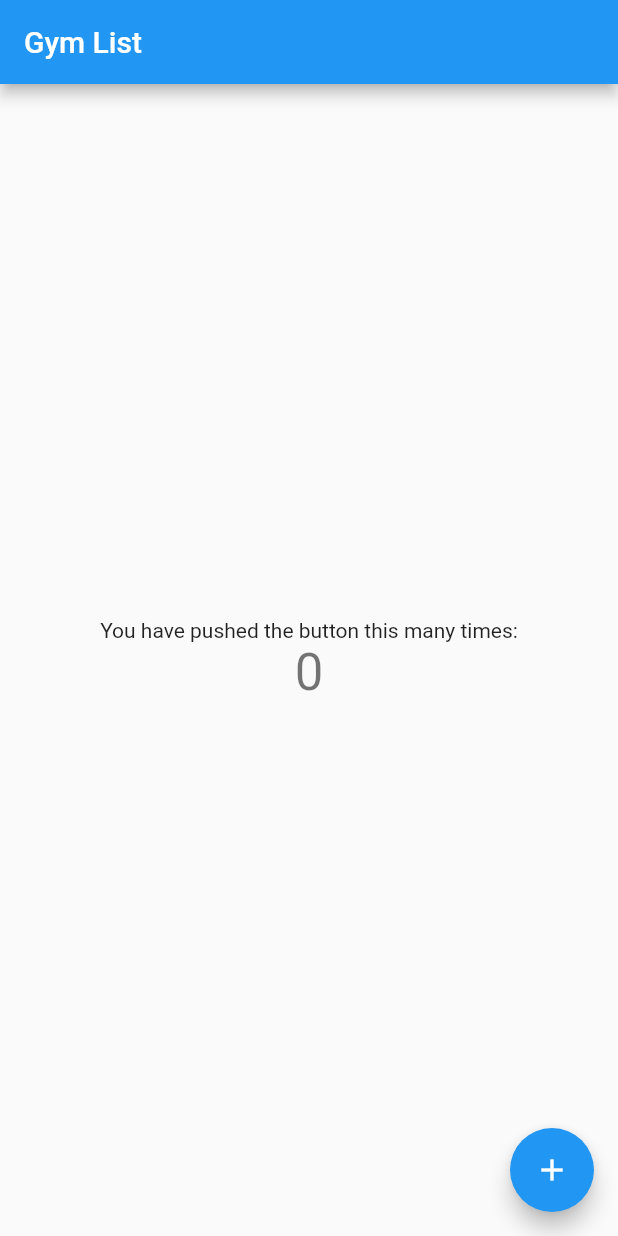
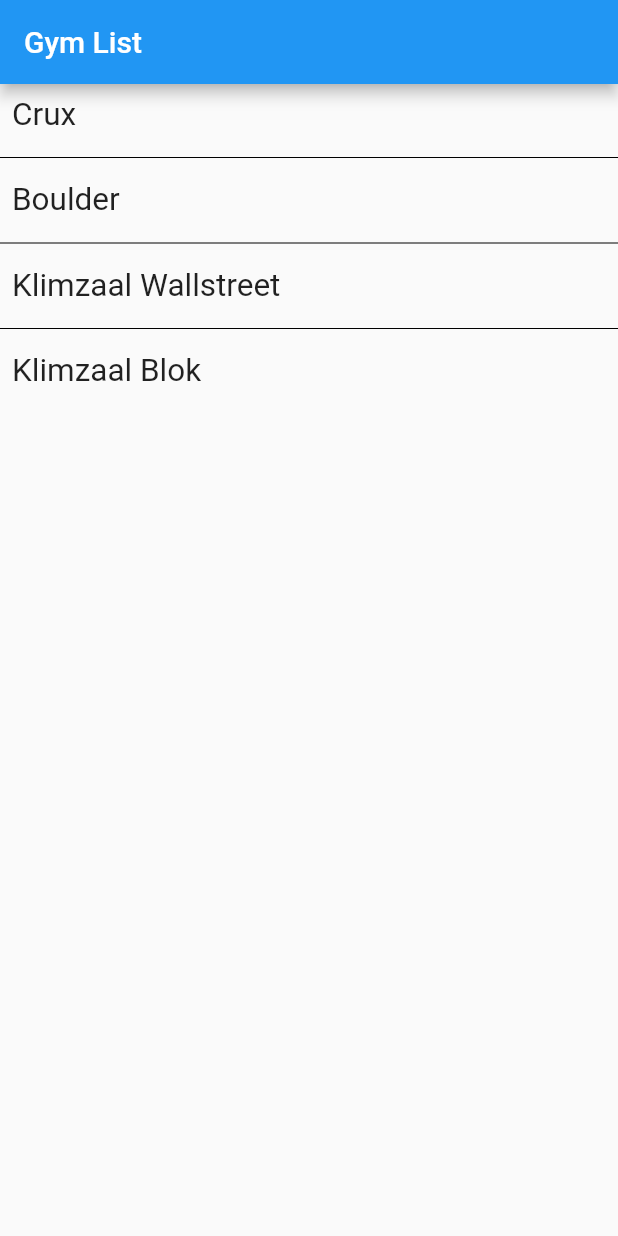
Before and after one commit to Selina-Knaepen/rock-out, a Flutter app: the screen it shows after launch, on a phone screen of 412 x 824 dp. Run offline on Flutter 3.47's test engine with Material 2 defaults, Android fonts, the phone set to English and light mode, and no system bars.

Commit message:
Create ListView of gyms

```diff
--- a/lib/main.dart
+++ b/lib/main.dart
@@ -1,111 +1,56 @@
 import 'package:flutter/material.dart';
 
-void main() => runApp(MyApp());
+void main() => runApp(RockOut());
 
-class MyApp extends StatelessWidget {
-  // This widget is the root of your application.
+class RockOut extends StatelessWidget
+{
+
   @override
-  Widget build(BuildContext context) {
+  Widget build(BuildContext context)
+  {
     return MaterialApp(
       title: 'Rock Out',
-      theme: ThemeData(
-        // This is the theme of your application.
-        //
-        // Try running your application with "flutter run". You'll see the
-        // application has a blue toolbar. Then, without quitting the app, try
-        // changing the primarySwatch below to Colors.green and then invoke
-        // "hot reload" (press "r" in the console where you ran "flutter run",
-        // or simply save your changes to "hot reload" in a Flutter IDE).
-        // Notice that the counter didn't reset back to zero; the application
-        // is not restarted.
-        primarySwatch: Colors.blue,
-      ),
-      home: MyHomePage(title: 'Gym List'),
+      home: GymNames()
     );
   }
 }
 
-class MyHomePage extends StatefulWidget {
-  MyHomePage({Key key, this.title}) : super(key: key);
+class GymNames extends StatefulWidget
+{
+  @override
+  GymNameState createState() => GymNameState();
+}
 
-  // This widget is the home page of your application. It is stateful, meaning
-  // that it has a State object (defined below) that contains fields that affect
-  // how it looks.
-
-  // This class is the configuration for the state. It holds the values (in this
-  // case the title) provided by the parent (in this case the App widget) and
-  // used by the build method of the State. Fields in a Widget subclass are
-  // always marked "final".
-
-  final String title;
+class GymNameState extends State<GymNames>
+{
+  final gymNames = <String>['Crux', 'Boulder', 'Klimzaal Wallstreet',
+    'Klimzaal Blok'];
 
   @override
-  _MyHomePageState createState() => _MyHomePageState();
-}
-
-class _MyHomePageState extends State<MyHomePage> {
-  int _counter = 0;
-
-  void _incrementCounter() {
-    setState(() {
-      // This call to setState tells the Flutter framework that something has
-      // changed in this State, which causes it to rerun the build method below
-      // so that the display can reflect the updated values. If we changed
-      // _counter without calling setState(), then the build method would not be
-      // called again, and so nothing would appear to happen.
-      _counter++;
-    });
+  Widget build(BuildContext context)
+  {
+    return Scaffold(
+      appBar: AppBar(
+        title: Text("Gym List"),
+      ),
+      body: buildList(),
+    );
   }
 
-  @override
-  Widget build(BuildContext context) {
-    // This method is rerun every time setState is called, for instance as done
-    // by the _incrementCounter method above.
-    //
-    // The Flutter framework has been optimized to make rerunning build methods
-    // fast, so that you can just rebuild anything that needs updating rather
-    // than having to individually change instances of widgets.
-    return Scaffold(
-      appBar: AppBar(
-        // Here we take the value from the MyHomePage object that was created by
-        // the App.build method, and use it to set our appbar title.
-        title: Text(widget.title),
+  Widget buildList()
+  {
+    return ListView.separated(
+      separatorBuilder: (context, index) => Divider(
+        color: Colors.black,
       ),
-      body: Center(
-        // Center is a layout widget. It takes a single child and positions it
-        // in the middle of the parent.
-        child: Column(
-          // Column is also a layout widget. It takes a list of children and
-          // arranges them vertically. By default, it sizes itself to fit its
-          // children horizontally, and tries to be as tall as its parent.
-          //
-          // Invoke "debug painting" (press "p" in the console, choose the
-          // "Toggle Debug Paint" action from the Flutter Inspector in Android
-          // Studio, or the "Toggle Debug Paint" command in Visual Studio Code)
-          // to see the wireframe for each widget.
-          //
-          // Column has various properties to control how it sizes itself and
-          // how it positions its children. Here we use mainAxisAlignment to
-          // center the children vertically; the main axis here is the vertical
-          // axis because Columns are vertical (the cross axis would be
-          // horizontal).
-          mainAxisAlignment: MainAxisAlignment.center,
-          children: <Widget>[
-            Text(
-              'You have pushed the button this many times:',
-            ),
-            Text(
-              '$_counter',
-              style: Theme.of(context).textTheme.headline4,
-            ),
-          ],
-        ),
-      ),
-      floatingActionButton: FloatingActionButton(
-        onPressed: _incrementCounter,
-        tooltip: 'Increment',
-        child: Icon(Icons.add),
-      ), // This trailing comma makes auto-formatting nicer for build methods.
+      itemCount: gymNames.length,
+      itemBuilder: (BuildContext context, int index)
+      {
+        return Container(
+          padding: const EdgeInsets.all(8),
+          child: Text('${gymNames[index]}', style: TextStyle(fontSize: 21.0)),
+        );
+      },
     );
   }
 }
```
Also changed, not shown: lib/list.dart (deleted), 2 other files.
